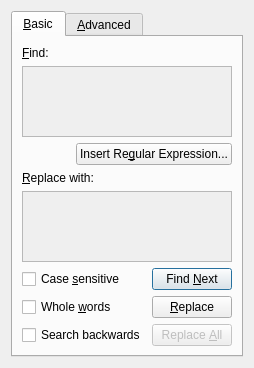
This is src/frontends/qt4/ui/FindAndReplaceUi.ui in cburschka/lyx as Qt 5 draws it before an edit. The edited form follows.
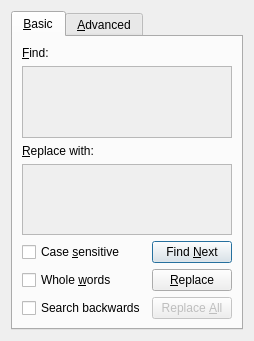
This is the edited form. Custom widgets are drawn as their Qt base class.

Commit message: adv search/replace: move insert regexp to context menu

What changed in the file:
```diff
--- a/src/frontends/qt4/ui/FindAndReplaceUi.ui
+++ b/src/frontends/qt4/ui/FindAndReplaceUi.ui
@@ -63,7 +63,7 @@
          </property>
         </widget>
        </item>
-       <item row="1" column="0" colspan="3">
+       <item row="1" column="0" colspan="2">
         <widget class="lyx::frontend::EmbeddedWorkArea" name="find_work_area_">
          <property name="toolTip">
           <string>Enter the text to search for in this full-featured LyX editing area</string>
@@ -81,29 +81,6 @@
         </widget>
        </item>
        <item row="2" column="0">
-        <spacer name="horizontalSpacer">
-         <property name="orientation">
-          <enum>Qt::Horizontal</enum>
-         </property>
-         <property name="sizeHint" stdset="0">
-          <size>
-           <width>52</width>
-           <height>20</height>
-          </size>
-         </property>
-        </spacer>
-       </item>
-       <item row="2" column="1" colspan="2">
-        <widget class="QPushButton" name="regexpInsertPB">
-         <property name="toolTip">
-          <string>Choose one of the pre-arranged regular expressions.</string>
-         </property>
-         <property name="text">
-          <string>Insert Re&amp;gular Expression...</string>
-         </property>
-        </widget>
-       </item>
-       <item row="3" column="0" colspan="2">
         <widget class="QLabel" name="label_2">
          <property name="text">
           <string>&amp;Replace with:</string>
@@ -113,7 +90,7 @@
          </property>
         </widget>
        </item>
-       <item row="4" column="0" colspan="3">
+       <item row="3" column="0" colspan="2">
         <widget class="lyx::frontend::EmbeddedWorkArea" name="replace_work_area_">
          <property name="toolTip">
           <string>Enter the text to replace in this full-featured LyX editing area</string>
@@ -130,8 +107,14 @@
          </widget>
         </widget>
        </item>
-       <item row="5" column="0" colspan="2">
+       <item row="4" column="0">
         <widget class="QCheckBox" name="caseCB">
+         <property name="sizePolicy">
+          <sizepolicy hsizetype="Expanding" vsizetype="Fixed">
+           <horstretch>0</horstretch>
+           <verstretch>0</verstretch>
+          </sizepolicy>
+         </property>
          <property name="toolTip">
           <string>Perform a case-sensitive search</string>
          </property>
@@ -140,7 +123,7 @@
          </property>
         </widget>
        </item>
-       <item row="5" column="2">
+       <item row="4" column="1">
         <widget class="QPushButton" name="findNextPB">
          <property name="enabled">
           <bool>true</bool>
@@ -156,7 +139,7 @@
          </property>
         </widget>
        </item>
-       <item row="6" column="0" colspan="2">
+       <item row="5" column="0">
         <widget class="QCheckBox" name="wordsCB">
          <property name="enabled">
           <bool>true</bool>
@@ -169,7 +152,7 @@
          </property>
         </widget>
        </item>
-       <item row="6" column="2">
+       <item row="5" column="1">
         <widget class="QPushButton" name="replacePB">
          <property name="enabled">
           <bool>true</bool>
@@ -182,14 +165,14 @@
          </property>
         </widget>
        </item>
-       <item row="7" column="0" colspan="2">
+       <item row="6" column="0">
         <widget class="QCheckBox" name="searchbackCB">
          <property name="text">
           <string>Search backwards</string>
          </property>
         </widget>
        </item>
-       <item row="7" column="2">
+       <item row="6" column="1">
         <widget class="QPushButton" name="replaceallPB">
          <property name="enabled">
           <bool>false</bool>
```
The commit also changes 3 other files.
